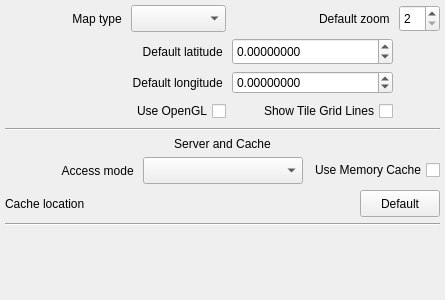
Before: the Qt Designer form ground/src/plugins/opmap/opmapgadgetoptionspage.ui in openpilot/OpenPilot, drawn with Qt 5.
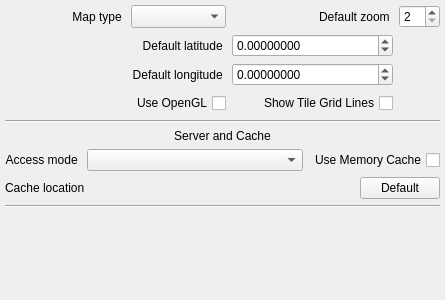
After: the same form once the commit is applied. Custom widgets are drawn as their Qt base class.

Commit message: This time, the OPMap config dialog should have a consistent look on all platforms. Or??

```diff
--- a/ground/src/plugins/opmap/opmapgadgetoptionspage.ui
+++ b/ground/src/plugins/opmap/opmapgadgetoptionspage.ui
@@ -30,7 +30,7 @@
     <number>5</number>
    </property>
    <item row="1" column="0">
-    <layout class="QGridLayout" name="gridLayout_3" rowstretch="0,0,0,0,0,0,0" rowminimumheight="22,22,22,0,22,0,0">
+    <layout class="QGridLayout" name="gridLayout_3" rowstretch="0,0,0,0,0" rowminimumheight="22,22,22,0,22">
      <item row="2" column="0">
       <spacer name="horizontalSpacer_4">
        <property name="orientation">
@@ -57,7 +57,7 @@
      <item row="0" column="2">
       <widget class="QComboBox" name="providerComboBox">
        <property name="sizePolicy">
-        <sizepolicy hsizetype="Preferred" vsizetype="Minimum">
+        <sizepolicy hsizetype="Preferred" vsizetype="Preferred">
          <horstretch>0</horstretch>
          <verstretch>0</verstretch>
         </sizepolicy>
@@ -65,7 +65,7 @@
        <property name="minimumSize">
         <size>
          <width>0</width>
-         <height>27</height>
+         <height>0</height>
         </size>
        </property>
        <property name="cursor">
@@ -92,7 +92,7 @@
      <item row="0" column="4">
       <widget class="QSpinBox" name="zoomSpinBox">
        <property name="sizePolicy">
-        <sizepolicy hsizetype="Minimum" vsizetype="Minimum">
+        <sizepolicy hsizetype="Minimum" vsizetype="Preferred">
          <horstretch>0</horstretch>
          <verstretch>0</verstretch>
         </sizepolicy>
@@ -100,7 +100,7 @@
        <property name="minimumSize">
         <size>
          <width>0</width>
-         <height>27</height>
+         <height>0</height>
         </size>
        </property>
        <property name="maximumSize">
@@ -133,7 +133,7 @@
      <item row="1" column="3">
       <widget class="QDoubleSpinBox" name="latitudeSpinBox">
        <property name="sizePolicy">
-        <sizepolicy hsizetype="Minimum" vsizetype="Minimum">
+        <sizepolicy hsizetype="Minimum" vsizetype="Preferred">
          <horstretch>0</horstretch>
          <verstretch>0</verstretch>
         </sizepolicy>
@@ -141,7 +141,7 @@
        <property name="minimumSize">
         <size>
          <width>120</width>
-         <height>27</height>
+         <height>0</height>
         </size>
        </property>
        <property name="frame">
@@ -171,7 +171,7 @@
      <item row="2" column="3">
       <widget class="QDoubleSpinBox" name="longitudeSpinBox">
        <property name="sizePolicy">
-        <sizepolicy hsizetype="Minimum" vsizetype="Minimum">
+        <sizepolicy hsizetype="Minimum" vsizetype="Preferred">
          <horstretch>0</horstretch>
          <verstretch>27</verstretch>
         </sizepolicy>
@@ -201,10 +201,16 @@
        <property name="enabled">
         <bool>true</bool>
        </property>
+       <property name="sizePolicy">
+        <sizepolicy hsizetype="Minimum" vsizetype="Preferred">
+         <horstretch>0</horstretch>
+         <verstretch>0</verstretch>
+        </sizepolicy>
+       </property>
        <property name="minimumSize">
         <size>
          <width>161</width>
-         <height>22</height>
+         <height>0</height>
         </size>
        </property>
        <property name="mouseTracking">
@@ -223,10 +229,16 @@
        <property name="enabled">
         <bool>true</bool>
        </property>
+       <property name="sizePolicy">
+        <sizepolicy hsizetype="Minimum" vsizetype="Preferred">
+         <horstretch>0</horstretch>
+         <verstretch>0</verstretch>
+        </sizepolicy>
+       </property>
        <property name="minimumSize">
         <size>
          <width>0</width>
-         <height>22</height>
+         <height>0</height>
         </size>
        </property>
        <property name="layoutDirection">
@@ -278,19 +290,6 @@
    </item>
    <item row="4" column="0">
     <layout class="QHBoxLayout" name="horizontalLayout">
-     <item>
-      <spacer name="horizontalSpacer_3">
-       <property name="orientation">
-        <enum>Qt::Horizontal</enum>
-       </property>
-       <property name="sizeHint" stdset="0">
-        <size>
-         <width>40</width>
-         <height>20</height>
-        </size>
-       </property>
-      </spacer>
-     </item>
      <item>
       <widget class="QLabel" name="label_6">
        <property name="text">
@@ -304,7 +303,7 @@
      <item>
       <widget class="QComboBox" name="accessModeComboBox">
        <property name="sizePolicy">
-        <sizepolicy hsizetype="Fixed" vsizetype="Fixed">
+        <sizepolicy hsizetype="MinimumExpanding" vsizetype="Preferred">
          <horstretch>0</horstretch>
          <verstretch>0</verstretch>
         </sizepolicy>
@@ -312,7 +311,7 @@
        <property name="minimumSize">
         <size>
          <width>160</width>
-         <height>27</height>
+         <height>0</height>
         </size>
        </property>
        <property name="cursor">
@@ -328,10 +327,16 @@
        <property name="enabled">
         <bool>true</bool>
        </property>
+       <property name="sizePolicy">
+        <sizepolicy hsizetype="Minimum" vsizetype="Preferred">
+         <horstretch>0</horstretch>
+         <verstretch>0</verstretch>
+        </sizepolicy>
+       </property>
        <property name="minimumSize">
         <size>
          <width>0</width>
-         <height>22</height>
+         <height>0</height>
         </size>
        </property>
        <property name="layoutDirection">
@@ -372,7 +377,7 @@
      <item>
       <widget class="QPushButton" name="pushButtonCacheDefaults">
        <property name="sizePolicy">
-        <sizepolicy hsizetype="Preferred" vsizetype="Fixed">
+        <sizepolicy hsizetype="Preferred" vsizetype="Preferred">
          <horstretch>0</horstretch>
          <verstretch>0</verstretch>
         </sizepolicy>
@@ -380,7 +385,7 @@
        <property name="minimumSize">
         <size>
          <width>0</width>
-         <height>27</height>
+         <height>0</height>
         </size>
        </property>
        <property name="cursor">
```
